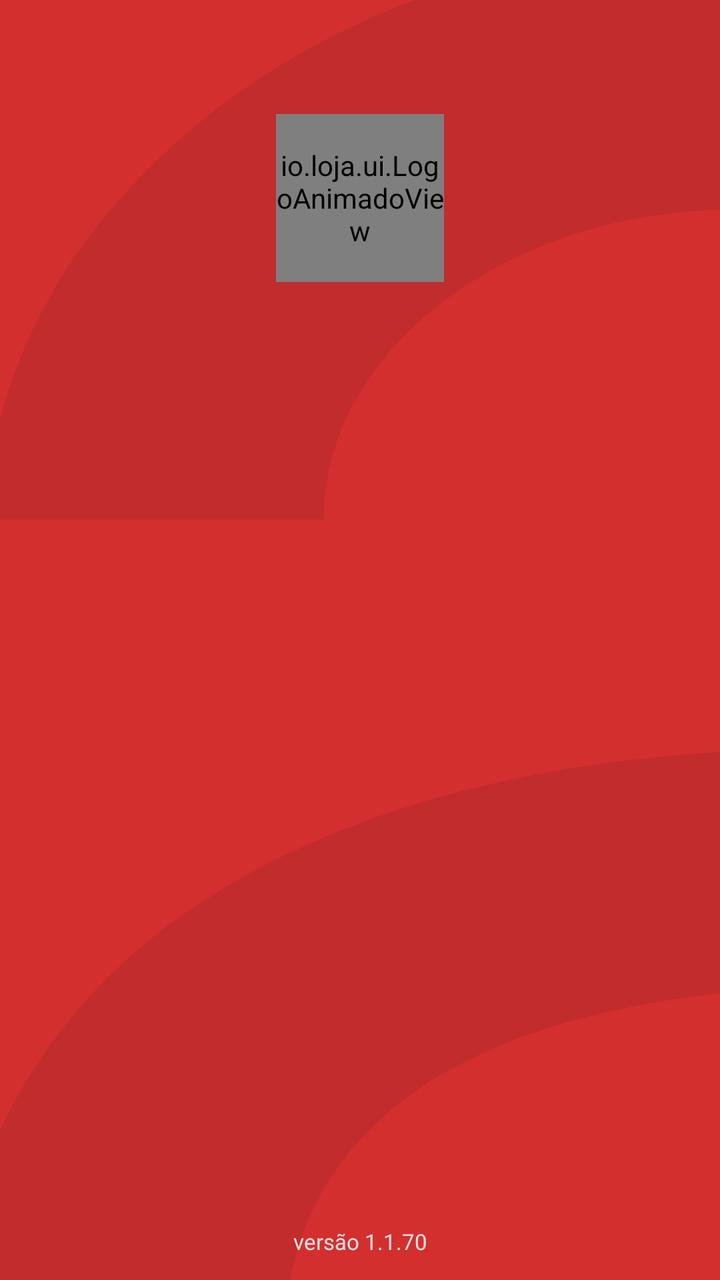
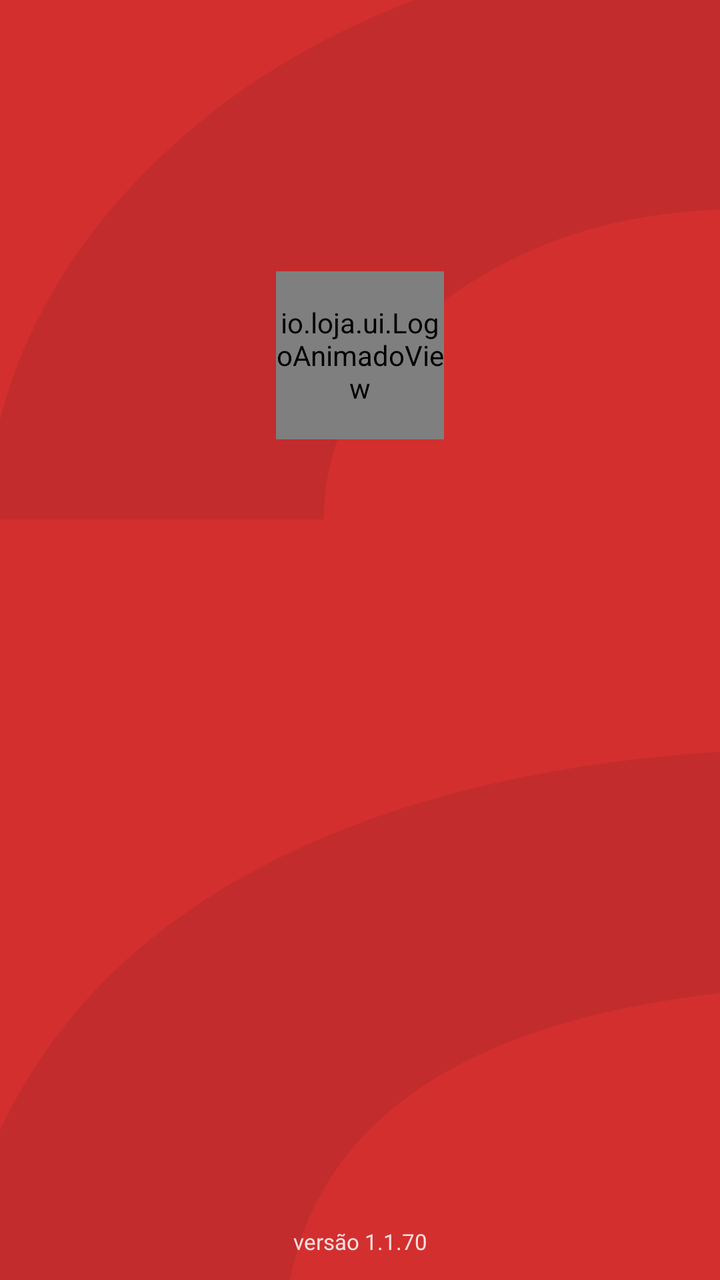

Compare the two renders of this Android layout. The source of the first and the diff that turns it into the second are given below.
<!-- AndroidManifest.xml: activity theme AppTheme.NoActionBar -->
<!-- res/layout/activity_login.xml -->
<?xml version="1.0" encoding="utf-8"?>
<androidx.constraintlayout.widget.ConstraintLayout 
    xmlns:android="http://schemas.android.com/apk/res/android"
    xmlns:app="http://schemas.android.com/apk/res-auto"
    xmlns:tools="http://schemas.android.com/tools"
    android:layout_width="match_parent"
    android:layout_height="match_parent"
    android:background="#D32F2F"
    android:clipChildren="false"
    android:clipToPadding="false">

    
    <TextView
        android:id="@+id/txtFundoGigante"
        android:layout_width="wrap_content"
        android:layout_height="wrap_content"
        android:text="a"
        android:textColor="#99111111"
        android:textSize="310sp"
        android:alpha="0.15"
        android:includeFontPadding="false"
        android:scaleX="6.0"
        android:scaleY="6.0"
        android:translationX="200dp"
        app:layout_constraintBottom_toBottomOf="parent"
        app:layout_constraintEnd_toEndOf="parent"
        app:layout_constraintStart_toStartOf="parent"
        app:layout_constraintTop_toTopOf="parent"
        app:layout_constraintVertical_bias="0.55" />

    
    <LinearLayout
        android:id="@+id/headerLogin"
        android:layout_width="match_parent"
        android:layout_height="wrap_content"
        android:orientation="vertical"
        android:gravity="center_horizontal"
        android:paddingStart="16dp"
        android:paddingEnd="16dp"
        android:clipChildren="false"
        android:clipToPadding="false"
        app:layout_constraintTop_toTopOf="parent"
        app:layout_constraintBottom_toTopOf="@id/containerLogin"
        app:layout_constraintStart_toStartOf="parent"
        app:layout_constraintEnd_toEndOf="parent"
        app:layout_constraintVertical_chainStyle="packed"
        app:layout_constraintVertical_bias="0.45">

        <io.loja.ui.LogoAnimadoView
            android:id="@+id/logoGrande"
            android:layout_width="84dp"
            android:layout_height="84dp" />

        <TextView
            android:id="@+id/tvTitulo"
            android:layout_width="wrap_content"
            android:layout_height="wrap_content"
            android:text="minha loja"
            android:textColor="#FFFFFF"
            android:textSize="26sp"
            android:textStyle="bold"
            android:fontFamily="sans-serif-medium"
            android:layout_marginTop="4dp"
            android:alpha="0.0" />

        <TextView
            android:id="@+id/tvDescricao"
            android:layout_width="match_parent"
            android:layout_height="wrap_content"
            android:text="Para ter acesso ao portal, vamos manter os fluxos de autenticação segura."
            android:textColor="#FFFFFF"
            android:textSize="13sp"
            android:fontFamily="sans-serif-medium"
            android:gravity="center"
            android:layout_marginTop="6dp"
            android:alpha="0.0" />
    </LinearLayout>

    
    <LinearLayout
        android:id="@+id/containerLogin"
        android:layout_width="match_parent"
        android:layout_height="wrap_content"
        android:orientation="vertical"
        android:gravity="center_horizontal"
        android:layout_marginStart="16dp"
        android:layout_marginEnd="16dp"
        android:layout_marginTop="16dp"
        android:alpha="0.0"
        app:layout_constraintTop_toBottomOf="@id/headerLogin"
        app:layout_constraintBottom_toTopOf="@id/btnSalvarCredenciais"
        app:layout_constraintStart_toStartOf="parent"
        app:layout_constraintEnd_toEndOf="parent">

        
        <LinearLayout
            android:layout_width="match_parent"
            android:layout_height="wrap_content"
            android:orientation="vertical"
            android:padding="20dp"
            android:background="@drawable/bg_card_login"
            android:elevation="8dp">

            
            <TextView
                android:layout_width="wrap_content"
                android:layout_height="wrap_content"
                android:text="E-mail"
                android:textColor="#49454F"
                android:textSize="12sp"
                android:textStyle="bold" />

            <EditText
                android:id="@+id/etEmail"
                android:layout_width="match_parent"
                android:layout_height="48dp"
                android:layout_marginTop="4dp"
                android:hint="Email Microsoft"
                android:textSize="14sp"
                android:textColor="#1A1A1A"
                android:textColorHint="#9CA3AF"
                android:inputType="textEmailAddress"
                android:background="@drawable/bg_input_login_card"
                android:paddingStart="16dp"
                android:paddingEnd="16dp"
                android:importantForAutofill="no" />

            
            <TextView
                android:layout_width="wrap_content"
                android:layout_height="wrap_content"
                android:text="Senha"
                android:textColor="#49454F"
                android:textSize="12sp"
                android:textStyle="bold"
                android:layout_marginTop="12dp" />

            <EditText
                android:id="@+id/etSenha"
                android:layout_width="match_parent"
                android:layout_height="48dp"
                android:layout_marginTop="4dp"
                android:hint="Senha"
                android:textSize="14sp"
                android:textColor="#1A1A1A"
                android:textColorHint="#9CA3AF"
                android:inputType="textPassword"
                android:background="@drawable/bg_input_login_card"
                android:paddingStart="16dp"
                android:paddingEnd="48dp"
                android:importantForAutofill="no" />

            
            <Button
                android:id="@+id/btnEntrar"
                android:layout_width="match_parent"
                android:layout_height="52dp"
                android:layout_marginTop="20dp"
                android:text="ENTRAR"
                android:textSize="16sp"
                android:fontFamily="sans-serif-bold"
                android:textColor="#FFFFFF"
                android:backgroundTint="#D32F2F"
                app:cornerRadius="14dp"
                android:textAllCaps="false" />
        </LinearLayout>
    </LinearLayout>

    
    <LinearLayout
        android:id="@+id/btnSalvarCredenciais"
        android:layout_width="wrap_content"
        android:layout_height="wrap_content"
        android:layout_marginTop="8dp"
        android:orientation="horizontal"
        android:gravity="center_vertical"
        android:background="?attr/selectableItemBackground"
        android:clickable="true"
        android:focusable="true"
        android:padding="8dp"
        android:alpha="0.0"
        app:layout_constraintTop_toBottomOf="@id/containerLogin"
        app:layout_constraintBottom_toTopOf="@id/tvVersaoLogin"
        app:layout_constraintStart_toStartOf="parent"
        app:layout_constraintEnd_toEndOf="parent">

        <ImageView
            android:id="@+id/imgCheckboxLogin"
            android:layout_width="24dp"
            android:layout_height="24dp"
            android:src="@drawable/ic_checkbox_unchecked"
            android:layout_marginEnd="8dp"
            android:importantForAccessibility="no" />

        <TextView
            android:layout_width="wrap_content"
            android:layout_height="wrap_content"
            android:text="Salvar credenciais e ativar login automático"
            android:textColor="#FFFFFF"
            android:textSize="13sp" />
    </LinearLayout>

    <TextView
        android:id="@+id/tvVersaoLogin"
        android:layout_width="wrap_content"
        android:layout_height="wrap_content"
        android:text="versão 1.1.70"
        android:textColor="#FFFFFF"
        android:textSize="11sp"
        android:alpha="0.85"
        android:layout_marginBottom="12dp"
        app:layout_constraintBottom_toBottomOf="parent"
        app:layout_constraintStart_toStartOf="parent"
        app:layout_constraintEnd_toEndOf="parent" />

</androidx.constraintlayout.widget.ConstraintLayout>
<!-- resources referenced by this layout -->
<resources>
  <!-- drawable bg_card_login (drawable) -->
  <?xml version="1.0" encoding="utf-8"?>
  <shape xmlns:android="http://schemas.android.com/apk/res/android"
      android:shape="rectangle">
      <solid android:color="#FFFFFF" />
      <corners android:radius="24dp" />
  </shape>
  <!-- drawable bg_input_login_card (drawable) -->
  <?xml version="1.0" encoding="utf-8"?>
  <selector xmlns:android="http://schemas.android.com/apk/res/android">
      <item android:state_focused="true">
          <shape android:shape="rectangle">
              <solid android:color="#FFF5F5" />
              <stroke android:width="2.5dp" android:color="#D32F2F" />
              <corners android:radius="14dp" />
          </shape>
      </item>
      <item>
          <shape android:shape="rectangle">
              <solid android:color="#FFFFFF" />
              <stroke android:width="2dp" android:color="#D32F2F" />
              <corners android:radius="14dp" />
          </shape>
      </item>
  </selector>
  <!-- drawable ic_checkbox_unchecked (drawable) -->
  <?xml version="1.0" encoding="utf-8"?>
  <vector xmlns:android="http://schemas.android.com/apk/res/android"
      android:width="24dp"
      android:height="24dp"
      android:viewportWidth="24"
      android:viewportHeight="24">
      <path
          android:fillColor="#00000000"
          android:pathData="M6,2 H18 A4,4 0 0 1 22,6 V18 A4,4 0 0 1 18,22 H6 A4,4 0 0 1 2,18 V6 A4,4 0 0 1 6,2 Z" />
      <path
          android:strokeColor="#FFFFFF"
          android:strokeWidth="2"
          android:pathData="M6,2 H18 A4,4 0 0 1 22,6 V18 A4,4 0 0 1 18,22 H6 A4,4 0 0 1 2,18 V6 A4,4 0 0 1 6,2 Z" />
  </vector>
  <style name="AppTheme.NoActionBar" parent="Theme.MaterialComponents.Light.NoActionBar">
          <item name="colorPrimary">@color/primary</item>
          <item name="colorPrimaryVariant">@color/primary_dark</item>
          <item name="colorSecondary">@color/accent</item>
          <item name="android:windowBackground">@color/gray_100</item>
          <item name="android:textColor">@color/gray_900</item>
          <item name="android:statusBarColor">@color/primary</item>
      </style>
  <color name="primary">#D7193F</color>
  <color name="primary_dark">#B0172F</color>
  <color name="accent">#4CAF50</color>
  <color name="gray_100">#F5F5F5</color>
  <color name="gray_900">#212121</color>
</resources>

<!-- the commit's change to res/layout/activity_login.xml (unified diff, before → after) -->
@@ -88,7 +88,7 @@
         android:layout_marginTop="16dp"
         android:alpha="0.0"
         app:layout_constraintTop_toBottomOf="@id/headerLogin"
-        app:layout_constraintBottom_toTopOf="@id/btnSalvarCredenciais"
+        app:layout_constraintBottom_toTopOf="@id/tvVersaoLogin"
         app:layout_constraintStart_toStartOf="parent"
         app:layout_constraintEnd_toEndOf="parent">
 
@@ -101,54 +101,14 @@
             android:background="@drawable/bg_card_login"
             android:elevation="8dp">
 
-            
             <TextView
                 android:layout_width="wrap_content"
                 android:layout_height="wrap_content"
-                android:text="E-mail"
-                android:textColor="#49454F"
-                android:textSize="12sp"
-                android:textStyle="bold" />
-
-            <EditText
-                android:id="@+id/etEmail"
-                android:layout_width="match_parent"
-                android:layout_height="48dp"
-                android:layout_marginTop="4dp"
-                android:hint="Email Microsoft"
-                android:textSize="14sp"
-                android:textColor="#1A1A1A"
-                android:textColorHint="#9CA3AF"
-                android:inputType="textEmailAddress"
-                android:background="@drawable/bg_input_login_card"
-                android:paddingStart="16dp"
-                android:paddingEnd="16dp"
-                android:importantForAutofill="no" />
-
-            
-            <TextView
-                android:layout_width="wrap_content"
-                android:layout_height="wrap_content"
-                android:text="Senha"
-                android:textColor="#49454F"
-                android:textSize="12sp"
+                android:text="americanas.io"
+                android:textColor="#1F1F1F"
+                android:textSize="16sp"
                 android:textStyle="bold"
-                android:layout_marginTop="12dp" />
-
-            <EditText
-                android:id="@+id/etSenha"
-                android:layout_width="match_parent"
-                android:layout_height="48dp"
-                android:layout_marginTop="4dp"
-                android:hint="Senha"
-                android:textSize="14sp"
-                android:textColor="#1A1A1A"
-                android:textColorHint="#9CA3AF"
-                android:inputType="textPassword"
-                android:background="@drawable/bg_input_login_card"
-                android:paddingStart="16dp"
-                android:paddingEnd="48dp"
-                android:importantForAutofill="no" />
+                android:layout_gravity="center_horizontal" />
 
             
             <Button
@@ -156,7 +116,7 @@
                 android:layout_width="match_parent"
                 android:layout_height="52dp"
                 android:layout_marginTop="20dp"
-                android:text="ENTRAR"
+                android:text="Login Microsoft"
                 android:textSize="16sp"
                 android:fontFamily="sans-serif-bold"
                 android:textColor="#FFFFFF"
@@ -166,39 +126,6 @@
         </LinearLayout>
     </LinearLayout>
 
-    
-    <LinearLayout
-        android:id="@+id/btnSalvarCredenciais"
-        android:layout_width="wrap_content"
-        android:layout_height="wrap_content"
-        android:layout_marginTop="8dp"
-        android:orientation="horizontal"
-        android:gravity="center_vertical"
-        android:background="?attr/selectableItemBackground"
-        android:clickable="true"
-        android:focusable="true"
-        android:padding="8dp"
-        android:alpha="0.0"
-        app:layout_constraintTop_toBottomOf="@id/containerLogin"
-        app:layout_constraintBottom_toTopOf="@id/tvVersaoLogin"
-        app:layout_constraintStart_toStartOf="parent"
-        app:layout_constraintEnd_toEndOf="parent">
-
-        <ImageView
-            android:id="@+id/imgCheckboxLogin"
-            android:layout_width="24dp"
-            android:layout_height="24dp"
-            android:src="@drawable/ic_checkbox_unchecked"
-            android:layout_marginEnd="8dp"
-            android:importantForAccessibility="no" />
-
-        <TextView
-            android:layout_width="wrap_content"
-            android:layout_height="wrap_content"
-            android:text="Salvar credenciais e ativar login automático"
-            android:textColor="#FFFFFF"
-            android:textSize="13sp" />
-    </LinearLayout>
 
     <TextView
         android:id="@+id/tvVersaoLogin"
<!-- resource entries referenced after the edit -->
@@ -7,39 +7,6 @@
       <solid android:color="#FFFFFF" />
       <corners android:radius="24dp" />
   </shape>
-  <!-- drawable bg_input_login_card (drawable) -->
-  <?xml version="1.0" encoding="utf-8"?>
-  <selector xmlns:android="http://schemas.android.com/apk/res/android">
-      <item android:state_focused="true">
-          <shape android:shape="rectangle">
-              <solid android:color="#FFF5F5" />
-              <stroke android:width="2.5dp" android:color="#D32F2F" />
-              <corners android:radius="14dp" />
-          </shape>
-      </item>
-      <item>
-          <shape android:shape="rectangle">
-              <solid android:color="#FFFFFF" />
-              <stroke android:width="2dp" android:color="#D32F2F" />
-              <corners android:radius="14dp" />
-          </shape>
-      </item>
-  </selector>
-  <!-- drawable ic_checkbox_unchecked (drawable) -->
-  <?xml version="1.0" encoding="utf-8"?>
-  <vector xmlns:android="http://schemas.android.com/apk/res/android"
-      android:width="24dp"
-      android:height="24dp"
-      android:viewportWidth="24"
-      android:viewportHeight="24">
-      <path
-          android:fillColor="#00000000"
-          android:pathData="M6,2 H18 A4,4 0 0 1 22,6 V18 A4,4 0 0 1 18,22 H6 A4,4 0 0 1 2,18 V6 A4,4 0 0 1 6,2 Z" />
-      <path
-          android:strokeColor="#FFFFFF"
-          android:strokeWidth="2"
-          android:pathData="M6,2 H18 A4,4 0 0 1 22,6 V18 A4,4 0 0 1 18,22 H6 A4,4 0 0 1 2,18 V6 A4,4 0 0 1 6,2 Z" />
-  </vector>
   <style name="AppTheme.NoActionBar" parent="Theme.MaterialComponents.Light.NoActionBar">
           <item name="colorPrimary">@color/primary</item>
           <item name="colorPrimaryVariant">@color/primary_dark</item>
